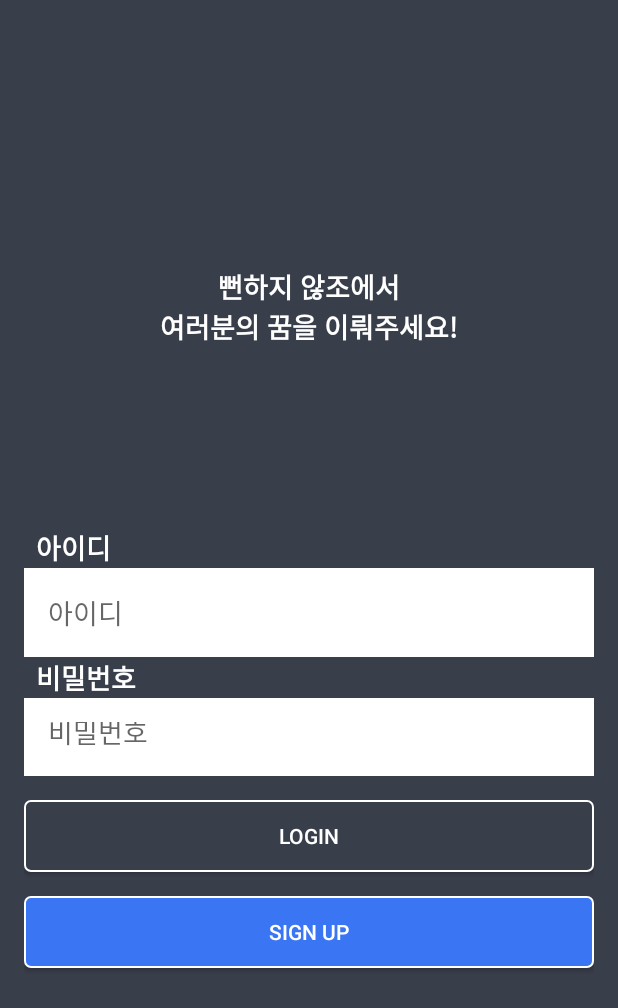
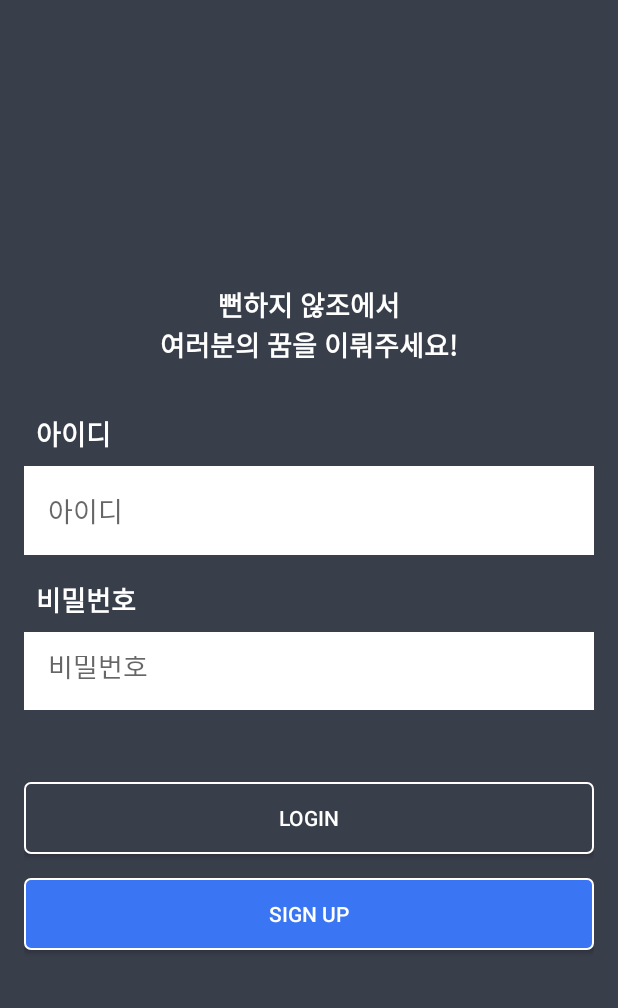
Before and after one commit to VonLyus/notFedUp, an Android app: the screen it shows after launch (SignInPageActivity), on a phone screen of 412 x 824 dp. Shown: the top 1008 px of the screen. Run offline under Robolectric (Android 15) with nearby library versions, the phone set to English and light mode, and no system bars.

Commit message:
[DESIGN] : 🎨 EditText, TextView 거리 조정

```diff
--- a/app/src/main/res/layout/activity_sign_in_page.xml
+++ b/app/src/main/res/layout/activity_sign_in_page.xml
@@ -7,6 +7,7 @@
     android:padding="16dp"
     android:background="#393E4B">
 
+    <!-- 첫 번째 TextView -->
     <TextView
         android:layout_width="wrap_content"
         android:layout_height="wrap_content"
@@ -14,9 +15,10 @@
         android:textSize="18sp"
         android:textStyle="bold"
         android:gravity="center"
-        android:layout_marginBottom="120dp"
+        android:layout_marginBottom="32dp"
         android:textColor="#FFFFFF" />
 
+    <!-- 아이디 레이블 -->
     <TextView
         android:layout_width="wrap_content"
         android:layout_height="wrap_content"
@@ -25,8 +27,10 @@
         android:textStyle="bold"
         android:layout_gravity="start"
         android:layout_marginStart="8dp"
+        android:layout_marginBottom="8dp"
         android:textColor="#FFFFFF" />
 
+    <!-- 아이디 입력 필드 -->
     <EditText
         android:id="@+id/editTextId"
         android:layout_width="match_parent"
@@ -35,8 +39,10 @@
         android:inputType="text"
         android:padding="16dp"
         android:textColor="#FFFFFF"
-        android:background="@color/white" />
+        android:background="@color/white"
+        android:layout_marginBottom="16dp" />
 
+    <!-- 비밀번호 레이블 -->
     <TextView
         android:layout_width="wrap_content"
         android:layout_height="wrap_content"
@@ -45,8 +51,10 @@
         android:textStyle="bold"
         android:layout_gravity="start"
         android:layout_marginStart="8dp"
+        android:layout_marginBottom="8dp"
         android:textColor="#FFFFFF" />
 
+    <!-- 비밀번호 입력 필드 -->
     <EditText
         android:id="@+id/editTextPassword"
         android:layout_width="match_parent"
@@ -55,8 +63,10 @@
         android:padding="16dp"
         android:inputType="textVisiblePassword"
         android:textColor="#FFFFFF"
-        android:background="@color/white" />
+        android:background="@color/white"
+        android:layout_marginBottom="32dp" />
 
+    <!-- 로그인 버튼 -->
     <Button
         android:id="@+id/buttonLogin"
         android:layout_width="match_parent"
@@ -66,6 +76,7 @@
         android:layout_marginTop="16dp"
         android:background="@drawable/button_background" />
 
+    <!-- 회원 가입 버튼 -->
     <Button
         android:id="@+id/buttonSignUp"
         android:layout_width="match_parent"
```
Also changed, not shown: app/src/main/res/layout/activity_sign_in.xml (+14 -3 lines).
